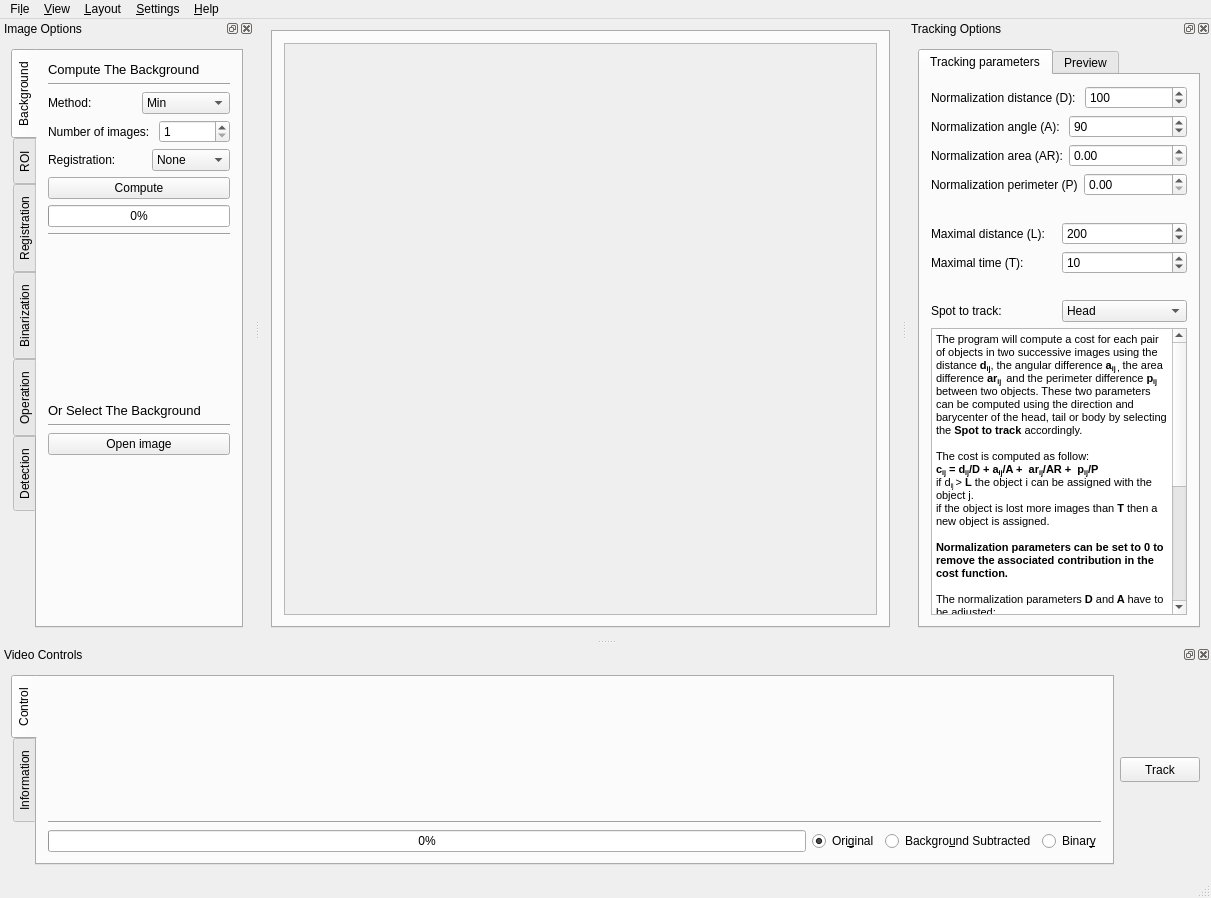
First picture: the form in src/interactive.ui, repository FastTrackOrg/FastTrack, before the edit.
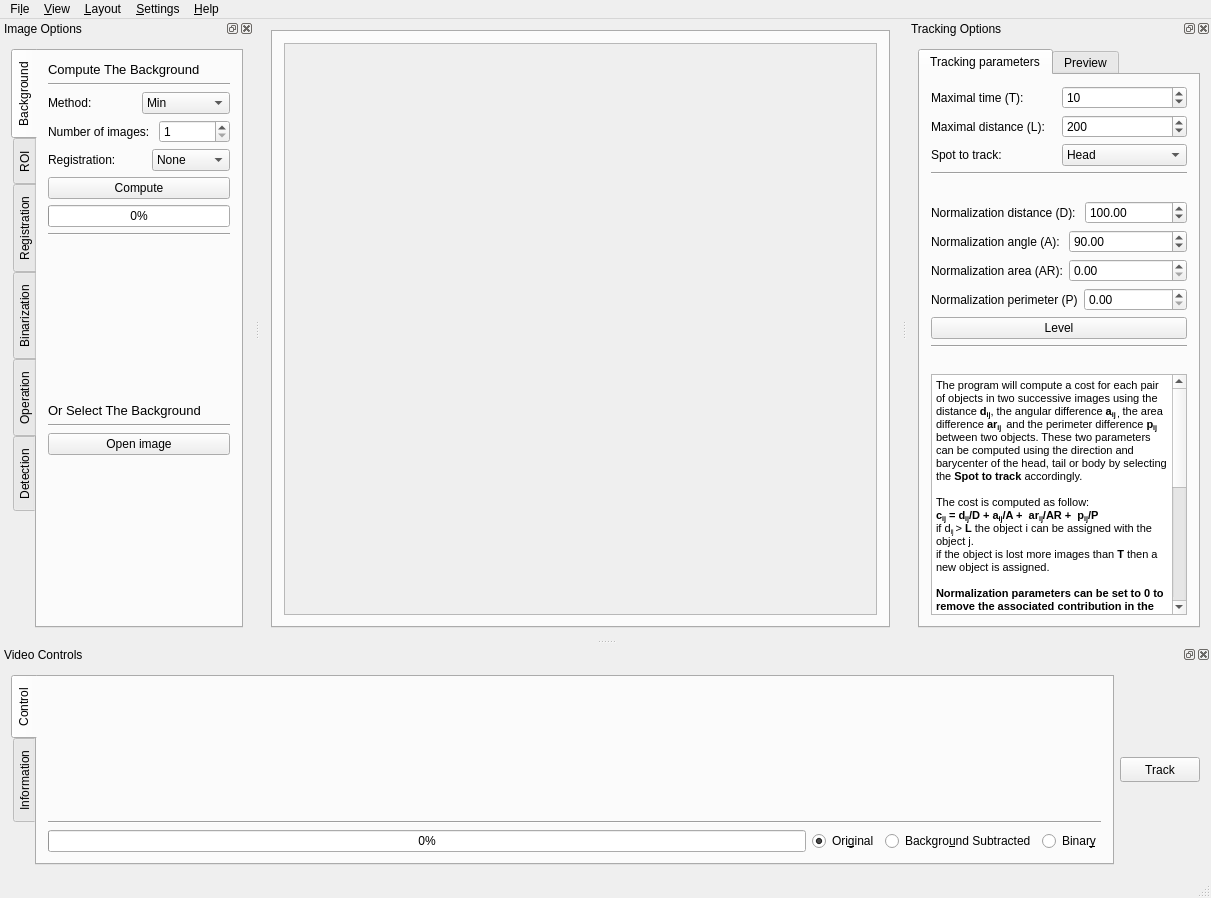
Second picture: the form after the edit. Custom widgets are drawn as their Qt base class.

Commit message: [feat] interactive: add auto level parameters

```diff
--- a/src/interactive.ui
+++ b/src/interactive.ui
@@ -110,31 +110,32 @@
          <string>Tracking parameters</string>
         </attribute>
         <layout class="QGridLayout" name="gridLayout_11">
-         <item row="0" column="0">
-          <layout class="QHBoxLayout" name="horizontalLayout_11">
+         <item row="4" column="0">
+          <widget class="Line" name="line_9">
+           <property name="orientation">
+            <enum>Qt::Horizontal</enum>
+           </property>
+          </widget>
+         </item>
+         <item row="9" column="0">
+          <layout class="QHBoxLayout" name="horizontalLayout_22">
            <item>
-            <widget class="QLabel" name="label_13">
+            <widget class="QLabel" name="label_28">
              <property name="text">
-              <string>Normalization distance (D): </string>
+              <string>Normalization perimeter (P)</string>
              </property>
             </widget>
            </item>
            <item>
-            <widget class="QSpinBox" name="maxL">
-             <property name="minimum">
-              <number>0</number>
-             </property>
+            <widget class="QDoubleSpinBox" name="normPerim">
              <property name="maximum">
-              <number>99999999</number>
-             </property>
-             <property name="value">
-              <number>100</number>
+              <double>99999.000000000000000</double>
              </property>
             </widget>
            </item>
           </layout>
          </item>
-         <item row="1" column="0">
+         <item row="7" column="0">
           <layout class="QHBoxLayout" name="horizontalLayout_12">
            <item>
             <widget class="QLabel" name="label_14">
@@ -144,62 +145,18 @@
             </widget>
            </item>
            <item>
-            <widget class="QSpinBox" name="maxT">
-             <property name="minimum">
-              <number>0</number>
-             </property>
+            <widget class="QDoubleSpinBox" name="maxT">
              <property name="maximum">
-              <number>360</number>
+              <double>9999.000000000000000</double>
              </property>
              <property name="value">
-              <number>90</number>
+              <double>90.000000000000000</double>
              </property>
             </widget>
            </item>
           </layout>
          </item>
          <item row="2" column="0">
-          <layout class="QHBoxLayout" name="horizontalLayout_21">
-           <item>
-            <widget class="QLabel" name="label_19">
-             <property name="text">
-              <string>Normalization area (AR):</string>
-             </property>
-            </widget>
-           </item>
-           <item>
-            <widget class="QDoubleSpinBox" name="normArea"/>
-           </item>
-          </layout>
-         </item>
-         <item row="3" column="0">
-          <layout class="QHBoxLayout" name="horizontalLayout_22">
-           <item>
-            <widget class="QLabel" name="label_28">
-             <property name="text">
-              <string>Normalization perimeter (P)</string>
-             </property>
-            </widget>
-           </item>
-           <item>
-            <widget class="QDoubleSpinBox" name="normPerim"/>
-           </item>
-          </layout>
-         </item>
-         <item row="4" column="0">
-          <spacer name="horizontalSpacer">
-           <property name="orientation">
-            <enum>Qt::Horizontal</enum>
-           </property>
-           <property name="sizeHint" stdset="0">
-            <size>
-             <width>40</width>
-             <height>20</height>
-            </size>
-           </property>
-          </spacer>
-         </item>
-         <item row="5" column="0">
           <layout class="QHBoxLayout" name="horizontalLayout_13">
            <item>
             <widget class="QLabel" name="label_15">
@@ -220,77 +177,7 @@
            </item>
           </layout>
          </item>
-         <item row="6" column="0">
-          <layout class="QHBoxLayout" name="horizontalLayout_14">
-           <item>
-            <widget class="QLabel" name="label_16">
-             <property name="text">
-              <string>Maximal time (T): </string>
-             </property>
-            </widget>
-           </item>
-           <item>
-            <widget class="QSpinBox" name="to">
-             <property name="minimum">
-              <number>1</number>
-             </property>
-             <property name="maximum">
-              <number>999999</number>
-             </property>
-             <property name="value">
-              <number>10</number>
-             </property>
-            </widget>
-           </item>
-          </layout>
-         </item>
-         <item row="7" column="0">
-          <spacer name="horizontalSpacer_2">
-           <property name="orientation">
-            <enum>Qt::Horizontal</enum>
-           </property>
-           <property name="sizeHint" stdset="0">
-            <size>
-             <width>40</width>
-             <height>20</height>
-            </size>
-           </property>
-          </spacer>
-         </item>
-         <item row="8" column="0">
-          <layout class="QHBoxLayout" name="horizontalLayout_15">
-           <item>
-            <widget class="QLabel" name="label_17">
-             <property name="text">
-              <string>Spot to track: </string>
-             </property>
-            </widget>
-           </item>
-           <item>
-            <widget class="QComboBox" name="spot">
-             <item>
-              <property name="text">
-               <string>Head</string>
-              </property>
-             </item>
-             <item>
-              <property name="text">
-               <string>Tail</string>
-              </property>
-             </item>
-             <item>
-              <property name="text">
-               <string>Body</string>
-              </property>
-             </item>
-            </widget>
-           </item>
-          </layout>
-         </item>
-         <item row="9" column="0">
-          <layout class="QHBoxLayout" name="horizontalLayout_17"/>
-         </item>
-         <item row="10" column="0">
+         <item row="18" column="0">
           <widget class="QTextBrowser" name="textBrowser">
            <property name="html">
             <string>&lt;!DOCTYPE HTML PUBLIC &quot;-//W3C//DTD HTML 4.0//EN&quot; &quot;http://www.w3.org/TR/REC-html40/strict.dtd&quot;&gt;
@@ -318,6 +205,145 @@
            </property>
           </widget>
          </item>
+         <item row="13" column="0">
+          <widget class="Line" name="line_11">
+           <property name="orientation">
+            <enum>Qt::Horizontal</enum>
+           </property>
+          </widget>
+         </item>
+         <item row="6" column="0">
+          <layout class="QHBoxLayout" name="horizontalLayout_11">
+           <item>
+            <widget class="QLabel" name="label_13">
+             <property name="text">
+              <string>Normalization distance (D): </string>
+             </property>
+            </widget>
+           </item>
+           <item>
+            <widget class="QDoubleSpinBox" name="maxL">
+             <property name="maximum">
+              <double>9999.000000000000000</double>
+             </property>
+             <property name="value">
+              <double>100.000000000000000</double>
+             </property>
+            </widget>
+           </item>
+          </layout>
+         </item>
+         <item row="17" column="0">
+          <layout class="QHBoxLayout" name="horizontalLayout_17"/>
+         </item>
+         <item row="5" column="0">
+          <spacer name="horizontalSpacer">
+           <property name="orientation">
+            <enum>Qt::Horizontal</enum>
+           </property>
+           <property name="sizeHint" stdset="0">
+            <size>
+             <width>40</width>
+             <height>20</height>
+            </size>
+           </property>
+          </spacer>
+         </item>
+         <item row="14" column="0">
+          <spacer name="horizontalSpacer_2">
+           <property name="orientation">
+            <enum>Qt::Horizontal</enum>
+           </property>
+           <property name="sizeHint" stdset="0">
+            <size>
+             <width>40</width>
+             <height>20</height>
+            </size>
+           </property>
+          </spacer>
+         </item>
+         <item row="8" column="0">
+          <layout class="QHBoxLayout" name="horizontalLayout_21">
+           <item>
+            <widget class="QLabel" name="label_19">
+             <property name="text">
+              <string>Normalization area (AR):</string>
+             </property>
+            </widget>
+           </item>
+           <item>
+            <widget class="QDoubleSpinBox" name="normArea">
+             <property name="maximum">
+              <double>99999.000000000000000</double>
+             </property>
+            </widget>
+           </item>
+          </layout>
+         </item>
+         <item row="1" column="0">
+          <layout class="QHBoxLayout" name="horizontalLayout_14">
+           <item>
+            <widget class="QLabel" name="label_16">
+             <property name="text">
+              <string>Maximal time (T): </string>
+             </property>
+            </widget>
+           </item>
+           <item>
+            <widget class="QSpinBox" name="to">
+             <property name="minimum">
+              <number>1</number>
+             </property>
+             <property name="maximum">
+              <number>999999</number>
+             </property>
+             <property name="value">
+              <number>10</number>
+             </property>
+            </widget>
+           </item>
+          </layout>
+         </item>
+         <item row="12" column="0">
+          <widget class="QPushButton" name="levelButton">
+           <property name="toolTip">
+            <string>Set parameters to a neutral weight, do not replace the manual tuning</string>
+           </property>
+           <property name="text">
+            <string>Level</string>
+           </property>
+          </widget>
+         </item>
+         <item row="3" column="0">
+          <layout class="QHBoxLayout" name="horizontalLayout_15">
+           <item>
+            <widget class="QLabel" name="label_17">
+             <property name="text">
+              <string>Spot to track: </string>
+             </property>
+            </widget>
+           </item>
+           <item>
+            <widget class="QComboBox" name="spot">
+             <item>
+              <property name="text">
+               <string>Head</string>
+              </property>
+             </item>
+             <item>
+              <property name="text">
+               <string>Tail</string>
+              </property>
+             </item>
+             <item>
+              <property name="text">
+               <string>Body</string>
+              </property>
+             </item>
+            </widget>
+           </item>
+          </layout>
+         </item>
         </layout>
        </widget>
        <widget class="QWidget" name="tabWidget_2Page2">
```
Left out of the diff: 2 changed lines with no effect on the pictures. The commit also changes 11 other files.
